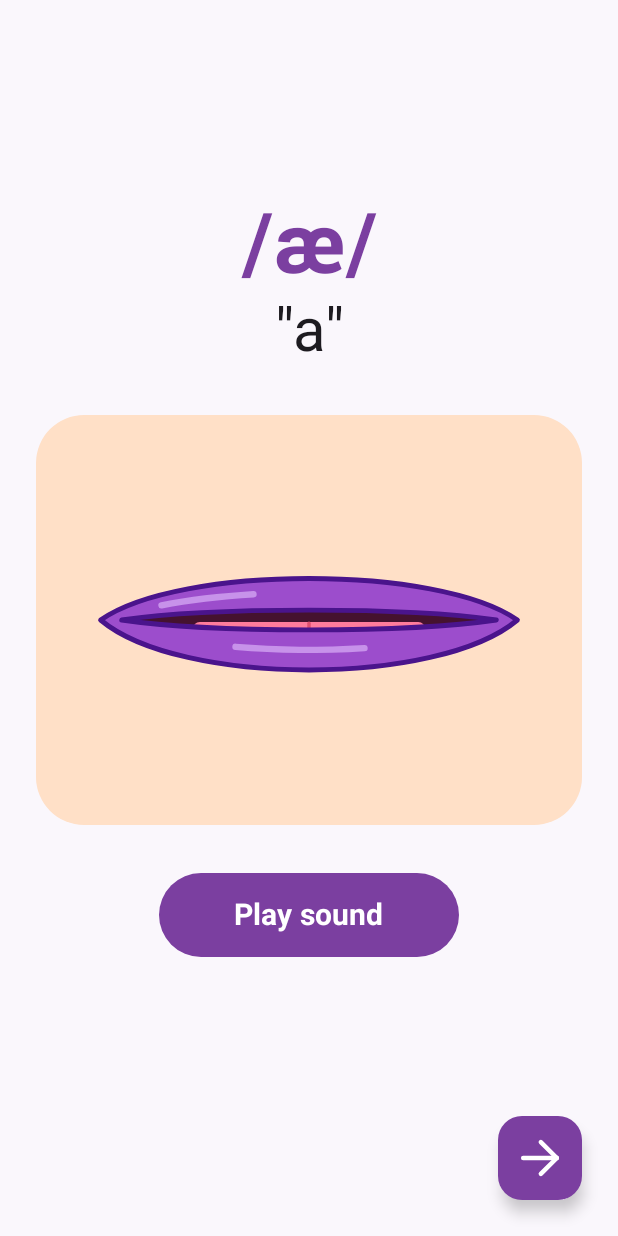
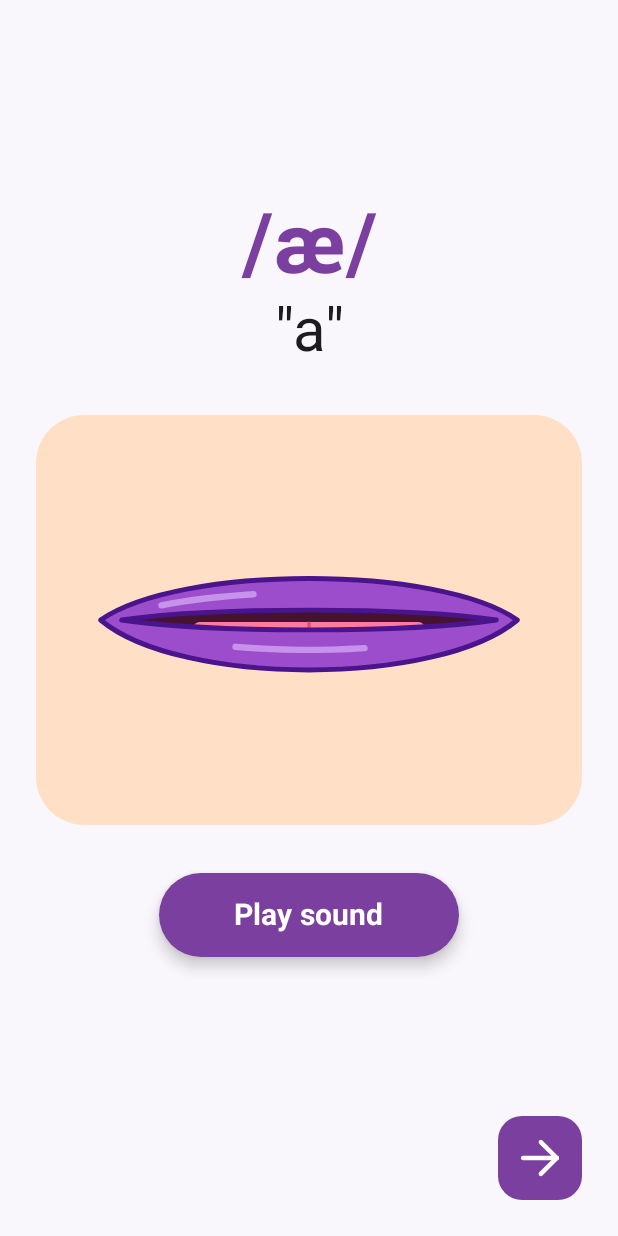
Before and after one commit to elimu-ai/visemes, an Android app built with Jetpack Compose: the @Preview function NextSoundPreview, on a phone screen of 412 x 824 dp. Run offline under Robolectric (Android 15) with nearby library versions, the phone set to English and light mode, and no system bars.

Commit message:
feat: elevated Play sound button that goes flat when pressed; flat Next button
Play sound is elevated (6dp) and animates to flat (0dp) while pressed, and back up when released.
The Next button no longer has a shadow.

Co-Authored-By: Claude Sonnet 5.5 <noreply@anthropic.com>
Claude-Session: https://claude.ai/code/session_01ULue3GhCrpEwyksADE8AWo

```diff
--- a/app/src/main/java/ai/elimu/visemes/ui/LetterSoundVisemeScreen.kt
+++ b/app/src/main/java/ai/elimu/visemes/ui/LetterSoundVisemeScreen.kt
@@ -31,8 +31,10 @@ import androidx.compose.foundation.layout.size
 import androidx.compose.foundation.layout.widthIn
 import androidx.compose.foundation.shape.RoundedCornerShape
 import androidx.compose.material3.Button
+import androidx.compose.material3.ButtonDefaults
 import androidx.compose.material3.CircularProgressIndicator
 import androidx.compose.material3.FloatingActionButton
+import androidx.compose.material3.FloatingActionButtonDefaults
 import androidx.compose.material3.LocalContentColor
 import androidx.compose.material3.MaterialTheme
 import androidx.compose.material3.Surface
@@ -156,6 +158,13 @@ private fun NextSoundButton(onClick: () -> Unit) {
         onClick = onClick,
         containerColor = MaterialTheme.colorScheme.primary,
         contentColor = MaterialTheme.colorScheme.onPrimary,
+        // No shadow: a flat purple circle
+        elevation = FloatingActionButtonDefaults.elevation(
+            defaultElevation = 0.dp,
+            pressedElevation = 0.dp,
+            focusedElevation = 0.dp,
+            hoveredElevation = 0.dp
+        ),
         modifier = Modifier.semantics { contentDescription = description }
     ) {
         val arrowColor = LocalContentColor.current
@@ -293,6 +302,14 @@ private fun MouthPanel(
 private fun PlaySoundButton(onClick: () -> Unit) {
     Button(
         onClick = onClick,
+        // Elevated, and flat while it is pressed. Material animates the change in both directions,
+        // so it goes back up to elevated when released.
+        elevation = ButtonDefaults.buttonElevation(
+            defaultElevation = 6.dp,
+            pressedElevation = 0.dp,
+            focusedElevation = 6.dp,
+            hoveredElevation = 6.dp
+        ),
         modifier = Modifier
             .height(56.dp)
             .widthIn(min = 200.dp)
```
